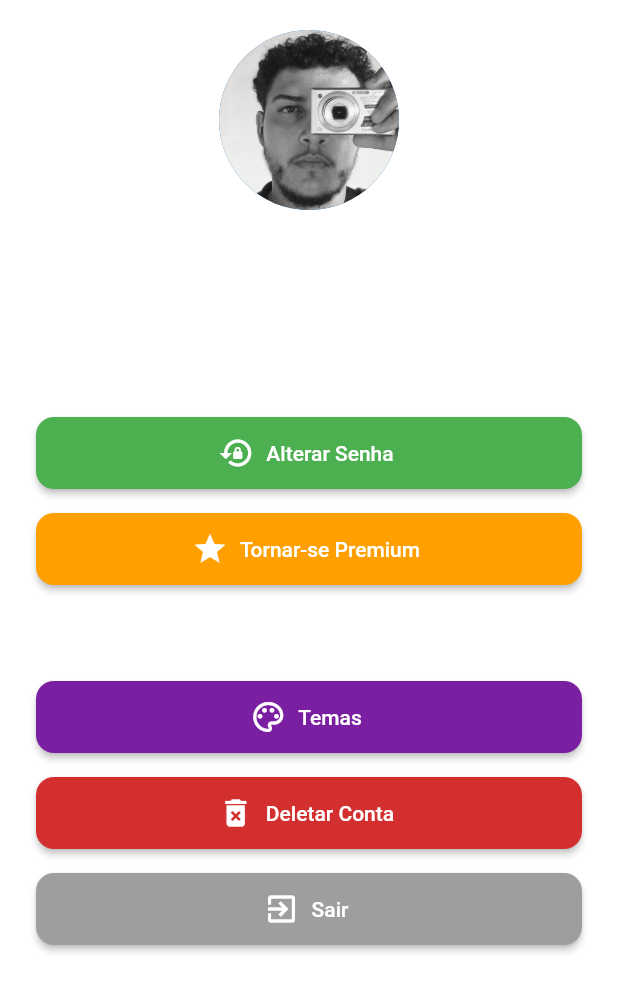
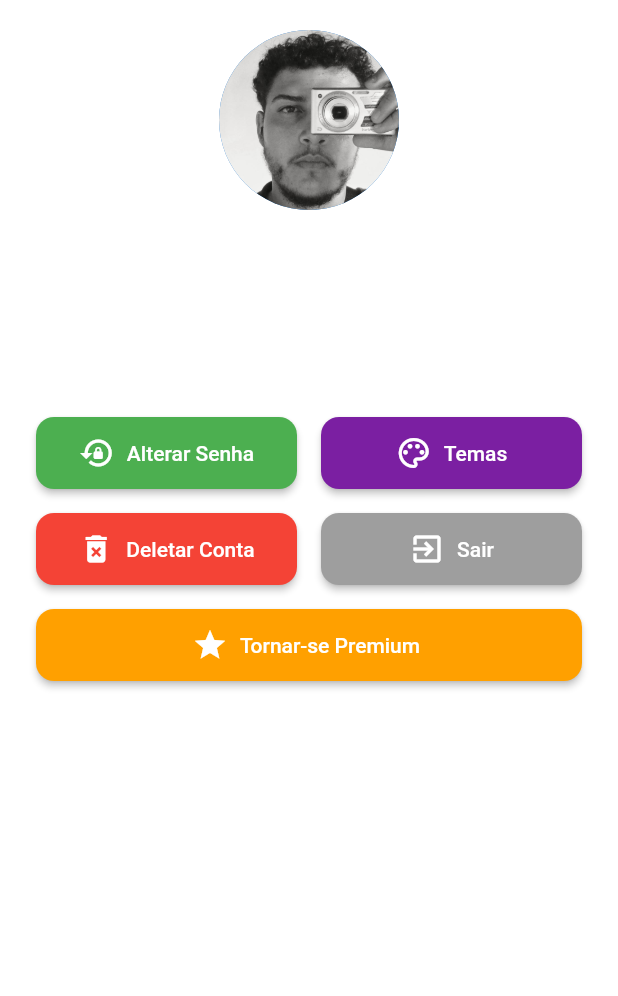
Before and after one commit to cancha-sports/mobile, a Flutter app: the ProfilePage screen opened directly, on a phone screen of 412 x 824 dp, the part 240-1236 px from its top. Run offline on Flutter 3.47's test engine with Material 3 defaults, Android fonts, the light colour scheme and no system bars; our stand-ins replace flutter_map, geolocator, latlong2, shared_preferences; accounts and stored records are empty.

Commit message:
style: rearrange buttons into two-column grid with full-width premium action

```diff
--- a/lib/view/profile_page.dart
+++ b/lib/view/profile_page.dart
@@ -191,6 +191,16 @@ class _ProfilePageState extends State<ProfilePage> {
     }
   }
 
+  Widget _buildButtonRow(Widget leftButton, Widget rightButton) {
+    return Row(
+      children: [
+        Expanded(child: leftButton),
+        const SizedBox(width: 16),
+        Expanded(child: rightButton),
+      ],
+    );
+  }
+
   @override
   Widget build(BuildContext context) {
     if (user == null) {
@@ -200,6 +210,100 @@ class _ProfilePageState extends State<ProfilePage> {
     final primary = Theme.of(context).colorScheme.primary;
     final bgColor = Theme.of(context).scaffoldBackgroundColor;
     final isUserPremium = user?.isPremium ?? false;
+
+    final sideButtonStyle = ElevatedButton.styleFrom(
+      foregroundColor: Colors.white,
+      minimumSize: const Size(0, 48),
+      shape: RoundedRectangleBorder(borderRadius: BorderRadius.circular(12)),
+      padding: const EdgeInsets.symmetric(horizontal: 12),
+    );
+
+    final changePasswordButton = ElevatedButton.icon(
+      onPressed: () {
+        Navigator.push(
+          context,
+          MaterialPageRoute(builder: (_) => const ChangePasswordPage()),
+        );
+      },
+      icon: const Icon(Icons.lock_reset),
+      label: const Text('Alterar Senha'),
+      style: sideButtonStyle.copyWith(
+        backgroundColor: MaterialStatePropertyAll(primary),
+      ),
+    );
+
+    final themesButton = ElevatedButton.icon(
+      onPressed: () {
+        Navigator.push(
+          context,
+          MaterialPageRoute(builder: (_) => const ThemesPage()),
+        );
+      },
+      icon: const Icon(Icons.palette_outlined),
+      label: const Text('Temas'),
+      style: sideButtonStyle.copyWith(
+        backgroundColor: const MaterialStatePropertyAll(Color(0xFF7B1FA2)),
+      ),
+    );
+
+    final deleteAccountButton = ElevatedButton.icon(
+      onPressed: _confirmDeleteAccount,
+      icon: const Icon(Icons.delete_forever),
+      label: const Text('Deletar Conta'),
+      style: sideButtonStyle.copyWith(
+        backgroundColor: const MaterialStatePropertyAll(Colors.red),
+      ),
+    );
+
+    final logoutButton = ElevatedButton.icon(
+      onPressed: () async {
+        await AuthViewModel.instance.logout();
+        if (mounted) {
+          Navigator.pushReplacement(
+            context,
+            MaterialPageRoute(builder: (_) => const LoginPage()),
+          );
+        }
+      },
+      icon: const Icon(Icons.exit_to_app),
+      label: const Text('Sair'),
+      style: sideButtonStyle.copyWith(
+        backgroundColor: const MaterialStatePropertyAll(Colors.grey),
+      ),
+    );
+
+    final premiumButton = isUserPremium
+        ? ElevatedButton.icon(
+            onPressed: _isLoading ? null : _cancelPremium,
+            icon: const Icon(Icons.star_border),
+            label: const Text('Cancelar Assinatura Premium'),
+            style: ElevatedButton.styleFrom(
+              backgroundColor: Colors.orange.shade700,
+              foregroundColor: Colors.white,
+              minimumSize: const Size(double.infinity, 48),
+              shape: RoundedRectangleBorder(
+                borderRadius: BorderRadius.circular(12),
+              ),
+            ),
+          )
+        : ElevatedButton.icon(
+            onPressed: () {
+              Navigator.push(
+                context,
+                MaterialPageRoute(builder: (_) => const PremiumUpgradePage()),
+              ).then((_) => _refreshUser());
+            },
+            icon: const Icon(Icons.star),
+            label: const Text('Tornar-se Premium'),
+            style: ElevatedButton.styleFrom(
+              backgroundColor: Colors.amber[700],
+              foregroundColor: Colors.white,
+              minimumSize: const Size(double.infinity, 48),
+              shape: RoundedRectangleBorder(
+                borderRadius: BorderRadius.circular(12),
+              ),
+            ),
+          );
 
     return Scaffold(
       backgroundColor: bgColor,
@@ -227,118 +331,11 @@ class _ProfilePageState extends State<ProfilePage> {
             const SizedBox(height: 8),
             Text(user!.phone, style: const TextStyle(fontSize: 16)),
             const SizedBox(height: 32),
-
-            ElevatedButton.icon(
-              onPressed: () {
-                Navigator.push(
-                  context,
-                  MaterialPageRoute(builder: (_) => const ChangePasswordPage()),
-                );
-              },
-              icon: const Icon(Icons.lock_reset),
-              label: const Text('Alterar Senha'),
-              style: ElevatedButton.styleFrom(
-                backgroundColor: primary,
-                foregroundColor: Colors.white,
-                minimumSize: const Size(double.infinity, 48),
-              ),
-            ),
+            _buildButtonRow(changePasswordButton, themesButton),
             const SizedBox(height: 16),
-
-            Visibility(
-              visible: !isUserPremium,
-              maintainSize: true,
-              maintainAnimation: true,
-              maintainState: true,
-              child: Visibility(
-                visible: !isUserPremium,
-                child: ElevatedButton.icon(
-                  onPressed: () {
-                    Navigator.push(
-                      context,
-                      MaterialPageRoute(
-                        builder: (_) => const PremiumUpgradePage(),
-                      ),
-                    ).then((_) => _refreshUser());
-                  },
-                  icon: const Icon(Icons.star),
-                  label: const Text('Tornar-se Premium'),
-                  style: ElevatedButton.styleFrom(
-                    backgroundColor: Colors.amber[700],
-                    foregroundColor: Colors.white,
-                    minimumSize: const Size(double.infinity, 48),
-                  ),
-                ),
-              ),
-            ),
-
-            Visibility(
-              visible: isUserPremium,
-              maintainSize: true,
-              maintainAnimation: true,
-              maintainState: true,
-              child: ElevatedButton.icon(
-                onPressed: _isLoading ? null : _cancelPremium,
-                icon: const Icon(Icons.star_border),
-                label: const Text('Cancelar Assinatura Premium'),
-                style: ElevatedButton.styleFrom(
-                  backgroundColor: Colors.orange.shade700,
-                  foregroundColor: Colors.white,
-                  minimumSize: const Size(double.infinity, 48),
-                ),
-              ),
-            ),
-
+            _buildButtonRow(deleteAccountButton, logoutButton),
             const SizedBox(height: 16),
-
-            ElevatedButton.icon(
-              onPressed: () {
-                Navigator.push(
-                  context,
-                  MaterialPageRoute(builder: (_) => const ThemesPage()),
-                );
-              },
-              icon: const Icon(Icons.palette_outlined),
-              label: const Text('Temas'),
-              style: ElevatedButton.styleFrom(
-                backgroundColor: const Color(0xFF7B1FA2),
-                foregroundColor: Colors.white,
-                minimumSize: const Size(double.infinity, 48),
-              ),
-            ),
-
-            const SizedBox(height: 16),
-
-            ElevatedButton.icon(
-              onPressed: _confirmDeleteAccount,
-              icon: const Icon(Icons.delete_forever),
-              label: const Text('Deletar Conta'),
-              style: ElevatedButton.styleFrom(
-                backgroundColor: Colors.red.shade700,
-                foregroundColor: Colors.white,
-                minimumSize: const Size(double.infinity, 48),
-              ),
-            ),
-            const SizedBox(height: 16),
-
-            ElevatedButton.icon(
-              onPressed: () async {
-                await AuthViewModel.instance.logout();
-                if (mounted) {
-                  Navigator.pushReplacement(
-                    context,
-                    MaterialPageRoute(builder: (_) => const LoginPage()),
-                  );
-                }
-              },
-              icon: const Icon(Icons.exit_to_app),
-              label: const Text('Sair'),
-              style: ElevatedButton.styleFrom(
-                backgroundColor: Colors.grey,
-                foregroundColor: Colors.white,
-                minimumSize: const Size(double.infinity, 48),
-              ),
-            ),
+            premiumButton,
           ],
         ),
       ),
```
